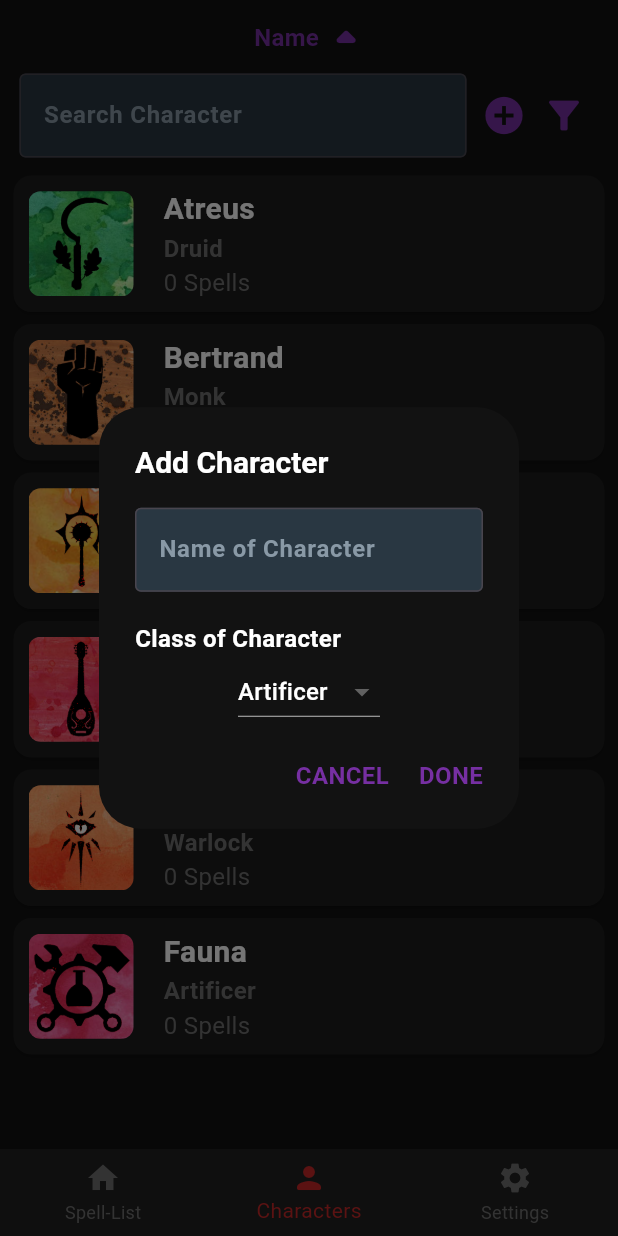
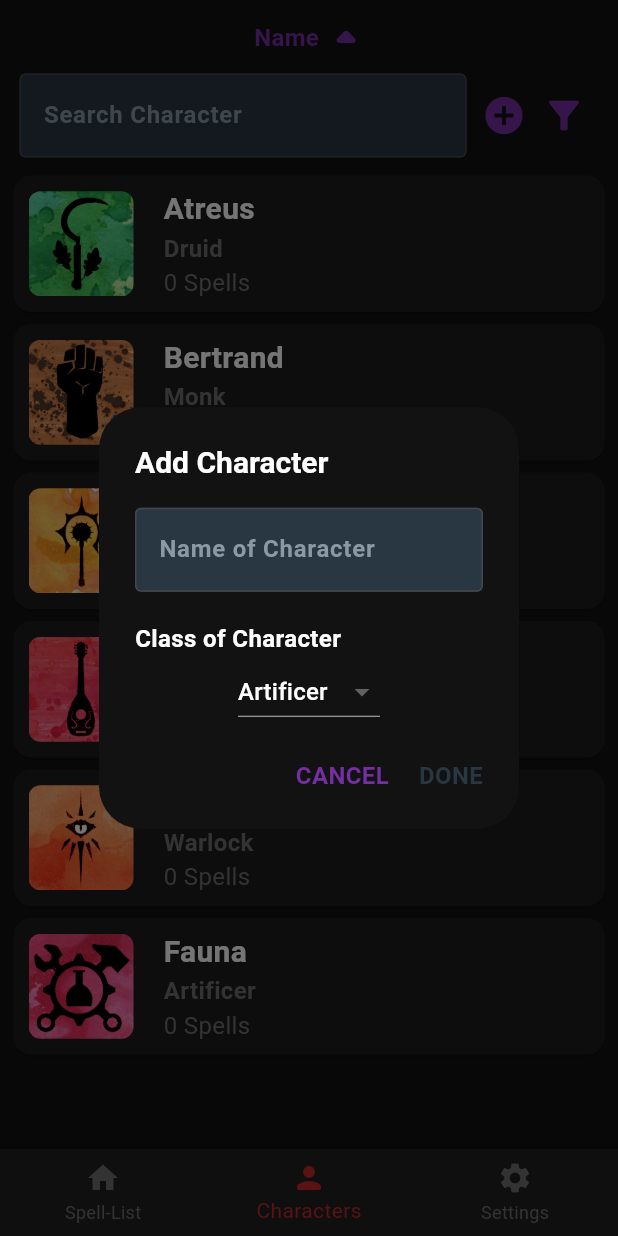
Before and after one commit to Alucard2112/DnD-Beyonder, a Flutter app: the screen it shows after launch, item 2 of the bottom bar chosen, after a tap on the "add circle" icon, on a phone screen of 412 x 824 dp. Run offline on Flutter 3.47's test engine with Material 3 defaults, Android fonts, the phone set to English and light mode, and no system bars; our stand-ins replace file_picker, flutter_markdown, hive, hive_flutter, package_info_plus, shared_preferences; accounts and stored records are empty; generated files the repository leaves out were written again.

Commit message:
Fixed being able to create Characters without a name

```diff
--- a/lib/gui/Widgets/Character/addCharacterDialog.dart
+++ b/lib/gui/Widgets/Character/addCharacterDialog.dart
@@ -90,16 +90,21 @@ class _AddCharacterDialogState extends State<AddCharacterDialog> {
             ),
             InkWell(
               onTap: (){
+                if(_charName.isNotEmpty) {
                   Character character = Character(
-                  id: Character.maxId+1,
+                    id: Character.maxId + 1,
                     dnDClass: _class,
                     name: _charName,
                     spellIds: [],
                   );
                   BoxHandler.characterBox.put(character.id, character);
                   Navigator.of(context).pop(true);
+                }
               },
-              child: Text(S.of(context).uiDone.toUpperCase(), style: boldNormalText.copyWith(color: iconColorPurple),),
+              child: Text(
+                S.of(context).uiDone.toUpperCase(),
+                style: boldNormalText.copyWith(color: _charName.isNotEmpty? iconColorPurple : searchBarColor),
+              ),
             ),
           ],
         ),
```
Lines whose indentation alone changed are shown as unchanged.
